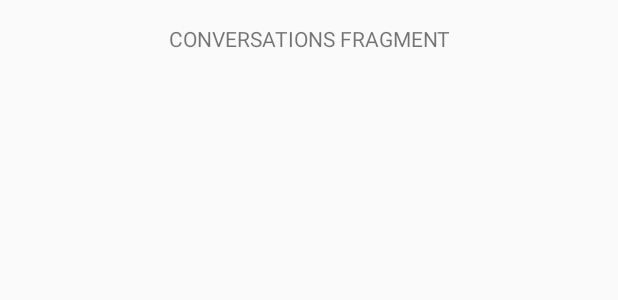
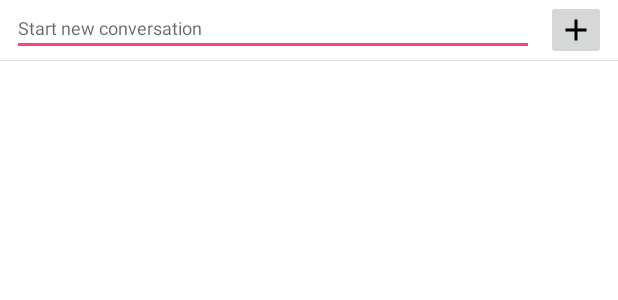
Before and after one commit to brocahontaz/chapp, an Android app: the layout conversations_layout.xml on its own in the app's theme, with its tools: preview values and no code run, on a phone screen of 412 x 824 dp. Shown: the top 300 px of the screen. Run offline under Robolectric (Android 15) with nearby library versions, the phone set to English and light mode, and no system bars.

Commit message:
Started working on private conversations

```diff
--- a/app/src/main/java/se/rooter/rooterchat/HomeFragment.java
+++ b/app/src/main/java/se/rooter/rooterchat/HomeFragment.java
@@ -2,7 +2,6 @@ package se.rooter.rooterchat;
 
 import android.app.Fragment;
 import android.app.FragmentManager;
-import android.content.Context;
 import android.os.Bundle;
 import android.support.annotation.Nullable;
 import android.support.design.widget.FloatingActionButton;
@@ -10,7 +9,6 @@ import android.view.LayoutInflater;
 import android.view.View;
 import android.view.ViewGroup;
 import android.view.WindowManager;
-import android.view.inputmethod.InputMethodManager;
 import android.widget.AdapterView;
 import android.widget.ArrayAdapter;
 import android.widget.EditText;
@@ -55,8 +53,8 @@ public class HomeFragment extends Fragment implements View.OnClickListener {
         rooterAuth = FirebaseAuth.getInstance();
         databaseReference = FirebaseDatabase.getInstance().getReference();
 
-        editTextAddChannel = (EditText) myView.findViewById(R.id.addFriend).findViewById(R.id.editTextAddChannel);
-        buttonAddChannel = (ImageButton) myView.findViewById(R.id.addFriend).findViewById(R.id.imageButtonAddFriend);
+        editTextAddChannel = (EditText) myView.findViewById(R.id.newConvo).findViewById(R.id.editTextAddChannel);
+        buttonAddChannel = (ImageButton) myView.findViewById(R.id.newConvo).findViewById(R.id.imgBtnStartNew);
         buttonAddChannel.setOnClickListener(this);
 
         channelListView = (ListView) myView.findViewById(R.id.channelListView);
--- a/app/src/main/res/layout/channel_layout.xml
+++ b/app/src/main/res/layout/channel_layout.xml
@@ -15,7 +15,7 @@
         android:dividerHeight="0dp"
         android:paddingBottom="10dp"
         android:text="@string/hello_world"
-        android:layout_below="@+id/addFriend"
+        android:layout_below="@+id/newConvo"
         android:layout_alignParentStart="true"
         android:layout_above="@+id/channelWrite"
         android:background="@drawable/border_top_bottom"/>
@@ -76,7 +76,7 @@
     </android.support.constraint.ConstraintLayout>
 
     <android.support.constraint.ConstraintLayout
-        android:id="@+id/addFriend"
+        android:id="@+id/newConvo"
         android:layout_width="match_parent"
         android:layout_height="40dp"
         android:layout_alignParentStart="true"
--- a/app/src/main/res/layout/conversations_layout.xml
+++ b/app/src/main/res/layout/conversations_layout.xml
@@ -1,19 +1,66 @@
 <?xml version="1.0" encoding="utf-8"?>
-<android.support.constraint.ConstraintLayout
-    xmlns:android="http://schemas.android.com/apk/res/android"
+<RelativeLayout xmlns:android="http://schemas.android.com/apk/res/android"
     xmlns:app="http://schemas.android.com/apk/res-auto"
     xmlns:tools="http://schemas.android.com/tools"
-    android:layout_width="match_parent"
-    android:layout_height="match_parent">
+    android:layout_width="fill_parent"
+    android:layout_height="fill_parent"
+    android:background="#ffffff"
+    android:orientation="vertical" >
 
-    <TextView
-        android:id="@+id/textView"
+    <ListView
+        android:id="@+id/conversationsList"
         android:layout_width="wrap_content"
         android:layout_height="wrap_content"
-        android:layout_marginTop="16dp"
-        android:text="CONVERSATIONS FRAGMENT"
-        app:layout_constraintHorizontal_bias="0.502"
-        app:layout_constraintLeft_toLeftOf="parent"
-        app:layout_constraintRight_toRightOf="parent"
-        app:layout_constraintTop_toTopOf="parent" />
-</android.support.constraint.ConstraintLayout>
+        android:layout_alignParentStart="true"
+        android:layout_below="@+id/newConvo"
+        android:background="@drawable/border_top"
+        android:divider="@null"
+        android:dividerHeight="0dp"
+        android:paddingBottom="10dp"
+        android:text="@string/hello_world" />
+
+    <android.support.constraint.ConstraintLayout
+        android:id="@+id/newConvo"
+        android:layout_width="match_parent"
+        android:layout_height="40dp"
+        android:layout_alignParentStart="true"
+        android:layout_alignParentTop="true"
+        android:background="#ffffff">
+
+        <ImageButton
+            android:id="@+id/imgBtnStartNew"
+            android:layout_width="40dp"
+            android:layout_height="40dp"
+            android:layout_marginEnd="8dp"
+            android:layout_marginRight="8dp"
+            app:layout_constraintBottom_toBottomOf="parent"
+            app:layout_constraintRight_toRightOf="parent"
+            app:layout_constraintTop_toTopOf="parent"
+            app:srcCompat="@drawable/ic_add"
+            tools:layout_constraintRight_creator="1"
+            tools:layout_constraintTop_creator="1" />
+
+        <EditText
+            android:id="@+id/editTextNewConvo"
+            android:layout_width="0dp"
+            android:layout_height="wrap_content"
+            android:layout_marginBottom="0dp"
+            android:layout_marginEnd="8dp"
+            android:layout_marginLeft="8dp"
+            android:layout_marginRight="8dp"
+            android:layout_marginStart="8dp"
+            android:layout_marginTop="0dp"
+            android:ems="10"
+            android:hint="Start new conversation"
+            android:inputType="textEmailAddress"
+            android:textSize="12sp"
+            app:layout_constraintBottom_toBottomOf="parent"
+            app:layout_constraintHorizontal_bias="0.0"
+            app:layout_constraintLeft_toLeftOf="parent"
+            app:layout_constraintRight_toLeftOf="@+id/imgBtnStartNew"
+            app:layout_constraintTop_toTopOf="parent"
+            app:layout_constraintVertical_bias="0.0"
+            tools:layout_constraintLeft_creator="1" />
+    </android.support.constraint.ConstraintLayout>
+
+</RelativeLayout>
--- a/app/src/main/res/layout/friend_dialog.xml
+++ b/app/src/main/res/layout/friend_dialog.xml
@@ -67,6 +67,7 @@
             android:layout_marginLeft="8dp"
             android:layout_marginTop="8dp"
             android:text="Send a new message"
+            android:textColor="#000000"
             android:textStyle="bold"
             app:layout_constraintBottom_toBottomOf="@+id/messageBtn"
             app:layout_constraintLeft_toRightOf="@+id/messageBtn"
```
Also changed, not shown: app/src/main/java/se/rooter/rooterchat/FriendsFragment.java (+1 -6 lines), app/src/main/res/layout/conversation_list_item.xml (added, +57 -0 lines), app/src/main/res/layout/friends_layout.xml (+5 -5 lines), app/src/main/res/layout/home_layout.xml (+4 -4 lines).
